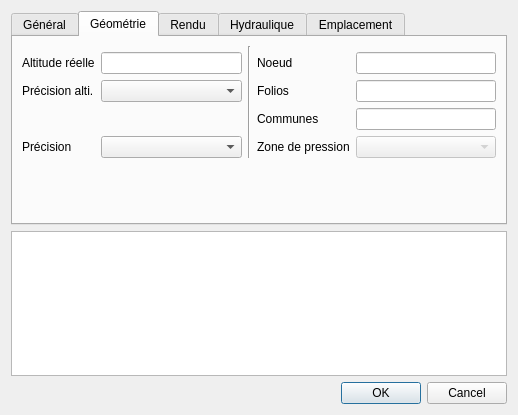
qwat/QWAT, file qgis-project/ui_forms/hydrant.ui: the form before one commit.
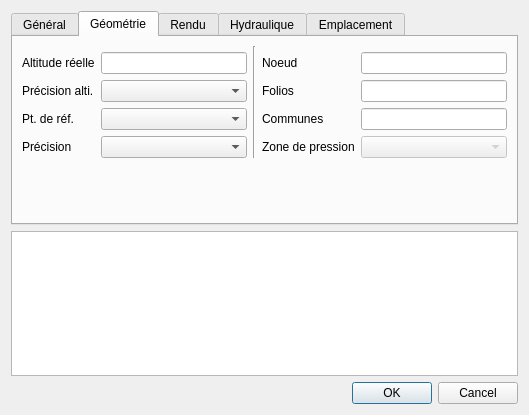
The form after the commit. The open tabs and pages were chosen to show the change. Custom widgets are drawn as their Qt base class.

Commit message:
add altitude reference point to hydrant form
Fixes https://github.com/qwat/QWAT/issues/51

What changed in the file:
```diff
--- a/qgis-project/ui_forms/hydrant.ui
+++ b/qgis-project/ui_forms/hydrant.ui
@@ -6,7 +6,7 @@
    <rect>
     <x>0</x>
     <y>0</y>
-    <width>518</width>
+    <width>529</width>
     <height>415</height>
    </rect>
   </property>
@@ -284,6 +284,16 @@
          </property>
         </widget>
        </item>
+       <item row="3" column="1">
+        <widget class="QComboBox" name="fk_object_reference"/>
+       </item>
+       <item row="3" column="0">
+        <widget class="QLabel" name="label_9">
+         <property name="text">
+          <string>Pt. de réf.</string>
+         </property>
+        </widget>
+       </item>
       </layout>
      </widget>
      <widget class="QWidget" name="tab_3">
```
The commit also changes 1 other file.
